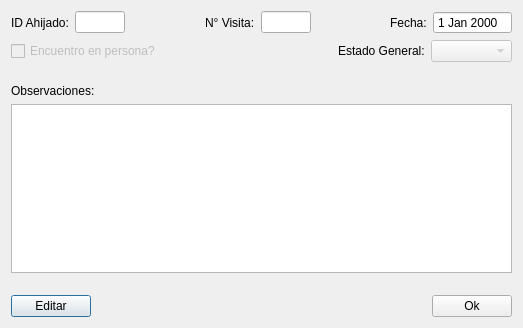
This is visitview.ui in jeanyvesb9/GS as Qt 5 draws it before an edit. The edited form follows.
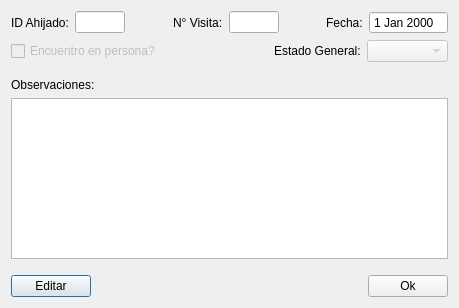
This is the edited form.

The edit to the form file:
```diff
--- a/visitview.ui
+++ b/visitview.ui
@@ -6,8 +6,8 @@
    <rect>
     <x>0</x>
     <y>0</y>
-    <width>523</width>
-    <height>328</height>
+    <width>459</width>
+    <height>308</height>
    </rect>
   </property>
   <property name="windowTitle">
```
Left out of the diff: 6 changed lines with no effect on the pictures.
